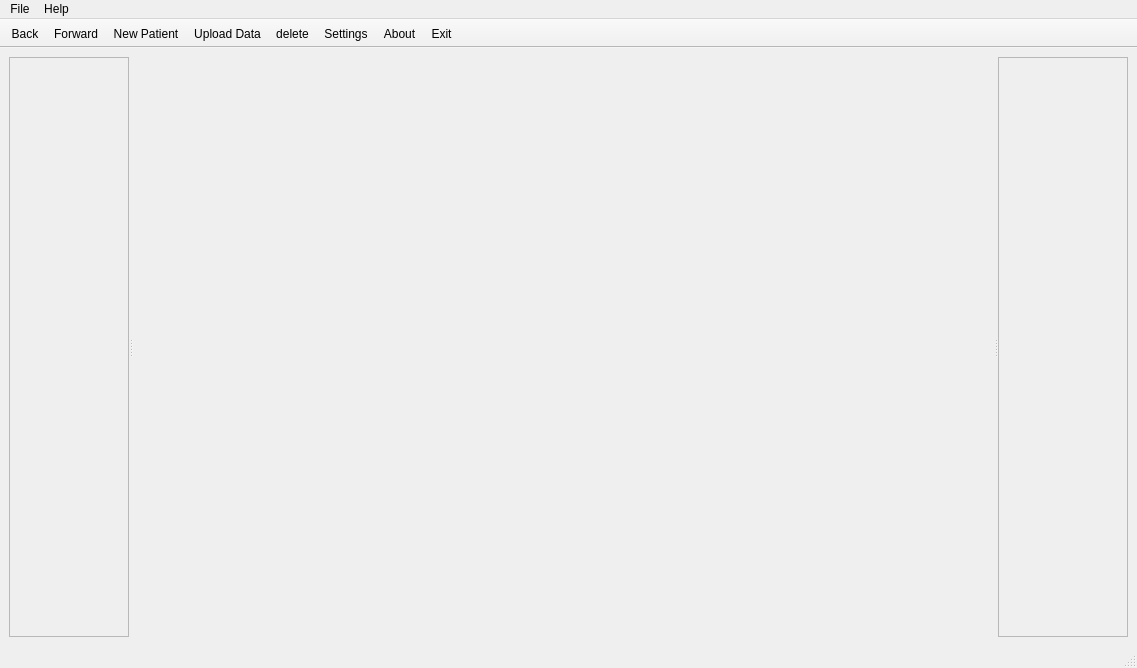
The window that ui/mainwindow.ui (creativepsyco/panex-client) describes before a commit, drawn with Qt 5.
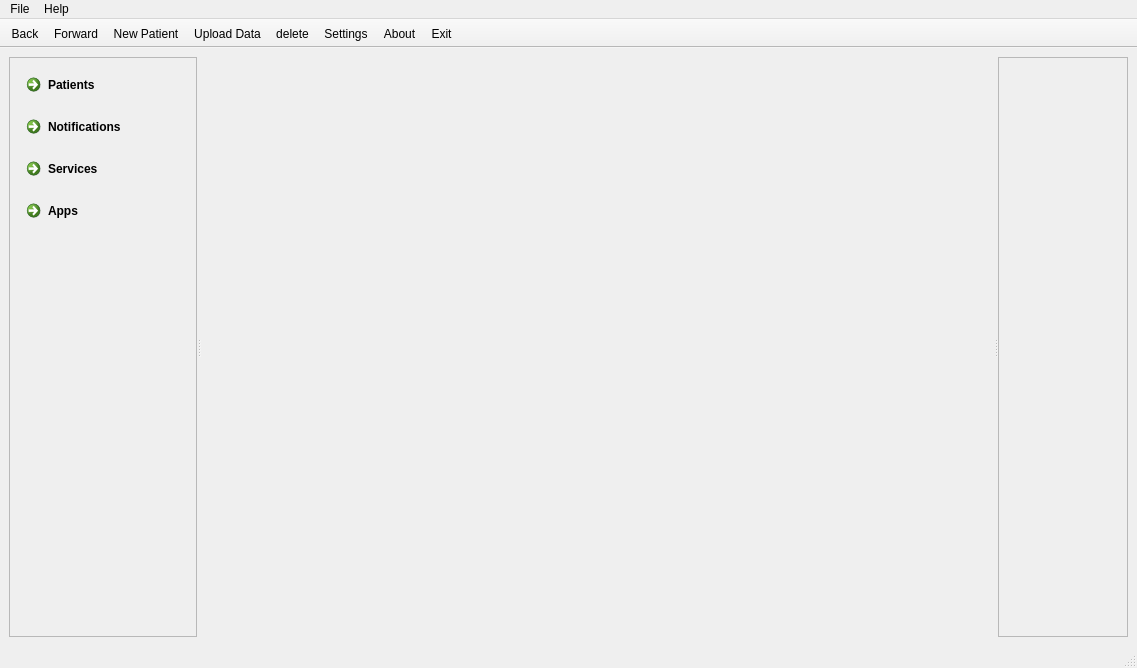
The same window after the commit. Icons and pictures are not drawn.

Commit message: using stacked widget to manage multiple views

Patch:
```diff
--- a/ui/mainwindow.ui
+++ b/ui/mainwindow.ui
@@ -45,6 +45,65 @@
        <property name="frameShadow">
         <enum>QFrame::Raised</enum>
        </property>
+       <layout class="QVBoxLayout" name="verticalLayout">
+        <item>
+         <widget class="QCommandLinkButton" name="viewPatientsCommand">
+          <property name="text">
+           <string>Patients</string>
+          </property>
+          <property name="icon">
+           <iconset resource="../res/panexres.qrc">
+            <normaloff>:/icons/User2.png</normaloff>:/icons/User2.png</iconset>
+          </property>
+         </widget>
+        </item>
+        <item>
+         <widget class="QCommandLinkButton" name="commandLinkButton_2">
+          <property name="text">
+           <string>Notifications</string>
+          </property>
+          <property name="icon">
+           <iconset resource="../res/panexres.qrc">
+            <normaloff>:/icons/Info_Light.png</normaloff>:/icons/Info_Light.png</iconset>
+          </property>
+         </widget>
+        </item>
+        <item>
+         <widget class="QCommandLinkButton" name="commandLinkButton_3">
+          <property name="text">
+           <string>Services</string>
+          </property>
+          <property name="icon">
+           <iconset resource="../res/panexres.qrc">
+            <normaloff>:/icons/Button_Sync.png</normaloff>:/icons/Button_Sync.png</iconset>
+          </property>
+         </widget>
+        </item>
+        <item>
+         <widget class="QCommandLinkButton" name="commandLinkButton_4">
+          <property name="text">
+           <string>Apps</string>
+          </property>
+          <property name="icon">
+           <iconset resource="../res/panexres.qrc">
+            <normaloff>:/icons/Button_Sync.png</normaloff>:/icons/Button_Sync.png</iconset>
+          </property>
+         </widget>
+        </item>
+        <item>
+         <spacer name="verticalSpacer">
+          <property name="orientation">
+           <enum>Qt::Vertical</enum>
+          </property>
+          <property name="sizeHint" stdset="0">
+           <size>
+            <width>20</width>
+            <height>40</height>
+           </size>
+          </property>
+         </spacer>
+        </item>
+       </layout>
       </widget>
       <widget class="QFrame" name="frame_2">
        <property name="sizePolicy">
```
Left out of the diff: 8 changed lines with no effect on the pictures. The commit also changes 3 other files.
